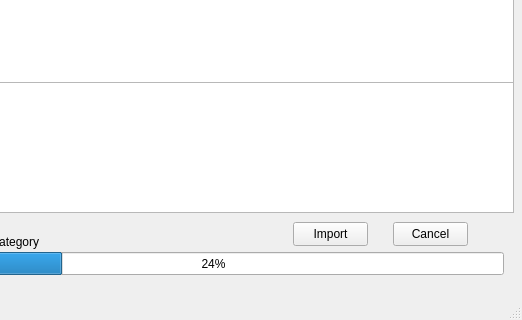
This is DbSqlExport/importTreeObjectClass.ui in AnatolySolovyev12/DbSqlExport as Qt 5 draws it before an edit; both pictures show x 97 to 619 and y 345 to 665 of the 619 by 665 pixel window. The edited form follows.
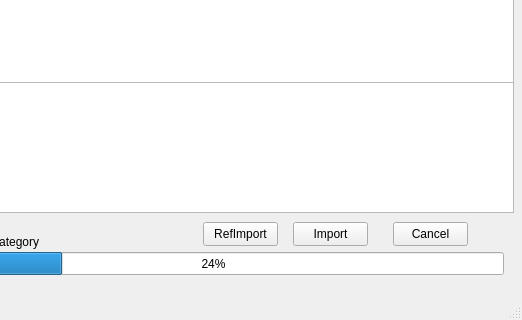
This is the edited form.

Commit message: add import reference in tree

```diff
--- a/DbSqlExport/importTreeObjectClass.ui
+++ b/DbSqlExport/importTreeObjectClass.ui
@@ -104,6 +104,19 @@
      </rect>
     </property>
    </widget>
+   <widget class="QPushButton" name="refImport">
+    <property name="geometry">
+     <rect>
+      <x>300</x>
+      <y>550</y>
+      <width>75</width>
+      <height>24</height>
+     </rect>
+    </property>
+    <property name="text">
+     <string>RefImport</string>
+    </property>
+   </widget>
   </widget>
   <widget class="QMenuBar" name="menuBar">
    <property name="geometry">
```
The commit also changes 4 other files.
